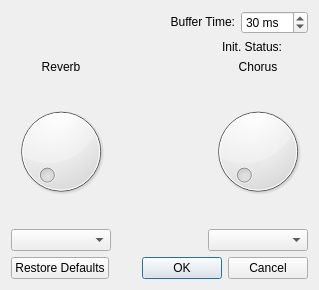
Above: library/widgets/sonivoxsettingsdialog.ui from lxylxy123456/debian-patches before the change. Below: the same form after it.
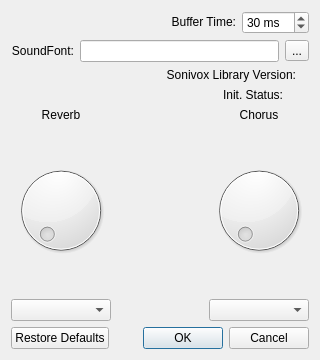
That is the form after the change. Icons and pictures are not drawn.

Diff of the .ui file:
```diff
--- a/library/widgets/sonivoxsettingsdialog.ui
+++ b/library/widgets/sonivoxsettingsdialog.ui
@@ -6,10 +6,16 @@
    <rect>
     <x>0</x>
     <y>0</y>
-    <width>319</width>
-    <height>290</height>
+    <width>320</width>
+    <height>360</height>
    </rect>
   </property>
+  <property name="minimumSize">
+   <size>
+    <width>320</width>
+    <height>360</height>
+   </size>
+  </property>
   <property name="windowTitle">
    <string>Sonivox EAS Synth</string>
   </property>
@@ -17,141 +23,125 @@
    <iconset>
     <normaloff>:/icon.png</normaloff>:/icon.png</iconset>
   </property>
-  <layout class="QGridLayout" name="gridLayout_2">
-   <item row="0" column="0">
-    <layout class="QGridLayout" name="gridLayout">
-     <item row="5" column="2">
-      <widget class="QLabel" name="lblChorus">
+  <layout class="QGridLayout" name="gridLayout">
+   <item row="1" column="0" colspan="3">
+    <layout class="QHBoxLayout" name="horizontalLayout_2">
+     <item>
+      <widget class="QLabel" name="lblSoundFont">
        <property name="text">
-        <string>Chorus</string>
+        <string>SoundFont:</string>
        </property>
        <property name="alignment">
-        <set>Qt::AlignCenter</set>
+        <set>Qt::AlignRight|Qt::AlignTrailing|Qt::AlignVCenter</set>
        </property>
       </widget>
      </item>
-     <item row="6" column="2">
-      <widget class="QDial" name="dial_Chorus">
-       <property name="maximum">
-        <number>32765</number>
+     <item>
+      <widget class="QLineEdit" name="soundfont_dls">
+       <property name="enabled">
+        <bool>true</bool>
        </property>
+       <property name="sizePolicy">
+        <sizepolicy hsizetype="Expanding" vsizetype="Preferred">
+         <horstretch>0</horstretch>
+         <verstretch>0</verstretch>
+        </sizepolicy>
+       </property>
       </widget>
      </item>
-     <item row="5" column="0">
-      <widget class="QLabel" name="lblReverb">
+     <item>
+      <widget class="QToolButton" name="btn_soundfont">
        <property name="text">
-        <string>Reverb</string>
+        <string>...</string>
        </property>
+      </widget>
+     </item>
+    </layout>
+   </item>
+   <item row="2" column="0" colspan="3">
+    <layout class="QHBoxLayout" name="horizontalLayout_4">
+     <item>
+      <widget class="QLabel" name="lblLibraryLabel">
+       <property name="sizePolicy">
+        <sizepolicy hsizetype="Expanding" vsizetype="Fixed">
+         <horstretch>0</horstretch>
+         <verstretch>0</verstretch>
+        </sizepolicy>
+       </property>
+       <property name="text">
+        <string>Sonivox Library Version:</string>
+       </property>
        <property name="alignment">
-        <set>Qt::AlignCenter</set>
+        <set>Qt::AlignRight|Qt::AlignTrailing|Qt::AlignVCenter</set>
        </property>
       </widget>
      </item>
-     <item row="6" column="0">
-      <widget class="QDial" name="dial_Reverb">
-       <property name="maximum">
-        <number>32765</number>
+     <item>
+      <widget class="QLabel" name="lblLibraryText">
+       <property name="sizePolicy">
+        <sizepolicy hsizetype="Minimum" vsizetype="Fixed">
+         <horstretch>0</horstretch>
+         <verstretch>0</verstretch>
+        </sizepolicy>
        </property>
       </widget>
      </item>
-     <item row="7" column="0">
-      <widget class="QComboBox" name="combo_Reverb"/>
-     </item>
-     <item row="0" column="0" colspan="3">
-      <layout class="QHBoxLayout" name="horizontalLayout_2">
-       <item>
-        <widget class="QLabel" name="lblBufferTime">
-         <property name="sizePolicy">
-          <sizepolicy hsizetype="Expanding" vsizetype="Fixed">
-           <horstretch>0</horstretch>
-           <verstretch>0</verstretch>
-          </sizepolicy>
-         </property>
-         <property name="text">
-          <string>Buffer Time:</string>
-         </property>
-         <property name="alignment">
-          <set>Qt::AlignRight|Qt::AlignTrailing|Qt::AlignVCenter</set>
-         </property>
-        </widget>
-       </item>
-       <item>
-        <widget class="QSpinBox" name="spnTime">
-         <property name="suffix">
-          <string> ms</string>
-         </property>
-         <property name="minimum">
-          <number>10</number>
-         </property>
-         <property name="maximum">
-          <number>200</number>
-         </property>
-         <property name="value">
-          <number>30</number>
-         </property>
-        </widget>
-       </item>
-      </layout>
-     </item>
-     <item row="7" column="2">
-      <widget class="QComboBox" name="combo_Chorus"/>
-     </item>
-     <item row="1" column="0" rowspan="2" colspan="3">
-      <layout class="QHBoxLayout" name="horizontalLayout">
-       <item>
-        <widget class="QLabel" name="lblStatusLabel">
-         <property name="sizePolicy">
-          <sizepolicy hsizetype="Expanding" vsizetype="Fixed">
-           <horstretch>0</horstretch>
-           <verstretch>0</verstretch>
-          </sizepolicy>
-         </property>
-         <property name="text">
-          <string>Init. Status:</string>
-         </property>
-         <property name="alignment">
-          <set>Qt::AlignRight|Qt::AlignTrailing|Qt::AlignVCenter</set>
-         </property>
-        </widget>
-       </item>
-       <item>
-        <widget class="QLabel" name="lblStatusText">
-         <property name="sizePolicy">
-          <sizepolicy hsizetype="Minimum" vsizetype="Fixed">
-           <horstretch>0</horstretch>
-           <verstretch>0</verstretch>
-          </sizepolicy>
-         </property>
-        </widget>
-       </item>
-       <item>
-        <widget class="QLabel" name="lblStatusIcon">
-         <property name="sizePolicy">
-          <sizepolicy hsizetype="Minimum" vsizetype="Fixed">
-           <horstretch>0</horstretch>
-           <verstretch>0</verstretch>
-          </sizepolicy>
-         </property>
-        </widget>
-       </item>
-      </layout>
-     </item>
-     <item row="6" column="1">
-      <spacer name="verticalSpacer">
-       <property name="orientation">
-        <enum>Qt::Vertical</enum>
-       </property>
-       <property name="sizeHint" stdset="0">
-        <size>
-         <width>20</width>
-         <height>40</height>
-        </size>
-       </property>
-      </spacer>
-     </item>
     </layout>
    </item>
-   <item row="1" column="0">
+   <item row="4" column="0">
+    <widget class="QLabel" name="lblReverb">
+     <property name="text">
+      <string>Reverb</string>
+     </property>
+     <property name="alignment">
+      <set>Qt::AlignCenter</set>
+     </property>
+    </widget>
+   </item>
+   <item row="4" column="2">
+    <widget class="QLabel" name="lblChorus">
+     <property name="text">
+      <string>Chorus</string>
+     </property>
+     <property name="alignment">
+      <set>Qt::AlignCenter</set>
+     </property>
+    </widget>
+   </item>
+   <item row="5" column="0">
+    <widget class="QDial" name="dial_Reverb">
+     <property name="maximum">
+      <number>32765</number>
+     </property>
+    </widget>
+   </item>
+   <item row="5" column="1">
+    <spacer name="verticalSpacer">
+     <property name="orientation">
+      <enum>Qt::Vertical</enum>
+     </property>
+     <property name="sizeHint" stdset="0">
+      <size>
+       <width>20</width>
+       <height>90</height>
+      </size>
+     </property>
+    </spacer>
+   </item>
+   <item row="5" column="2">
+    <widget class="QDial" name="dial_Chorus">
+     <property name="maximum">
+      <number>32765</number>
+     </property>
+    </widget>
+   </item>
+   <item row="6" column="0">
+    <widget class="QComboBox" name="combo_Reverb"/>
+   </item>
+   <item row="6" column="2">
+    <widget class="QComboBox" name="combo_Chorus"/>
+   </item>
+   <item row="7" column="0" colspan="3">
     <widget class="QDialogButtonBox" name="buttonBox">
      <property name="orientation">
       <enum>Qt::Horizontal</enum>
@@ -161,6 +151,82 @@
      </property>
     </widget>
    </item>
+   <item row="3" column="0" colspan="3">
+    <layout class="QHBoxLayout" name="horizontalLayout_3">
+     <item>
+      <widget class="QLabel" name="lblStatusLabel">
+       <property name="sizePolicy">
+        <sizepolicy hsizetype="Expanding" vsizetype="Fixed">
+         <horstretch>0</horstretch>
+         <verstretch>0</verstretch>
+        </sizepolicy>
+       </property>
+       <property name="text">
+        <string>Init. Status:</string>
+       </property>
+       <property name="alignment">
+        <set>Qt::AlignRight|Qt::AlignTrailing|Qt::AlignVCenter</set>
+       </property>
+      </widget>
+     </item>
+     <item>
+      <widget class="QLabel" name="lblStatusText">
+       <property name="sizePolicy">
+        <sizepolicy hsizetype="Minimum" vsizetype="Fixed">
+         <horstretch>0</horstretch>
+         <verstretch>0</verstretch>
+        </sizepolicy>
+       </property>
+      </widget>
+     </item>
+     <item>
+      <widget class="QLabel" name="lblStatusIcon">
+       <property name="sizePolicy">
+        <sizepolicy hsizetype="Minimum" vsizetype="Fixed">
+         <horstretch>0</horstretch>
+         <verstretch>0</verstretch>
+        </sizepolicy>
+       </property>
+      </widget>
+     </item>
+    </layout>
+   </item>
+   <item row="0" column="0" colspan="3">
+    <layout class="QHBoxLayout" name="horizontalLayout_1">
+     <item>
+      <widget class="QLabel" name="lblBufferTime">
+       <property name="sizePolicy">
+        <sizepolicy hsizetype="Expanding" vsizetype="Fixed">
+         <horstretch>0</horstretch>
+         <verstretch>0</verstretch>
+        </sizepolicy>
+       </property>
+       <property name="text">
+        <string>Buffer Time:</string>
+       </property>
+       <property name="alignment">
+        <set>Qt::AlignRight|Qt::AlignTrailing|Qt::AlignVCenter</set>
+       </property>
+      </widget>
+     </item>
+     <item>
+      <widget class="QSpinBox" name="spnTime">
+       <property name="suffix">
+        <string> ms</string>
+       </property>
+       <property name="minimum">
+        <number>10</number>
+       </property>
+       <property name="maximum">
+        <number>200</number>
+       </property>
+       <property name="value">
+        <number>30</number>
+       </property>
+      </widget>
+     </item>
+    </layout>
+   </item>
   </layout>
  </widget>
  <layoutdefault spacing="6" margin="11"/>
```
Left out of the diff: 3 changed lines with no effect on the pictures.
